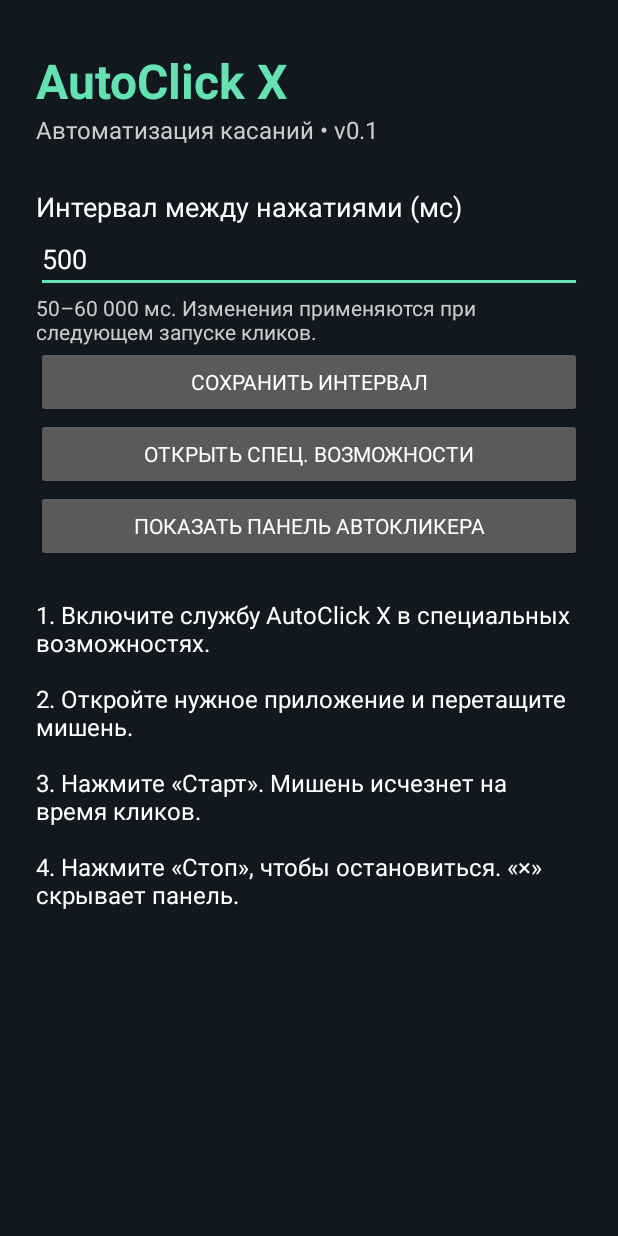
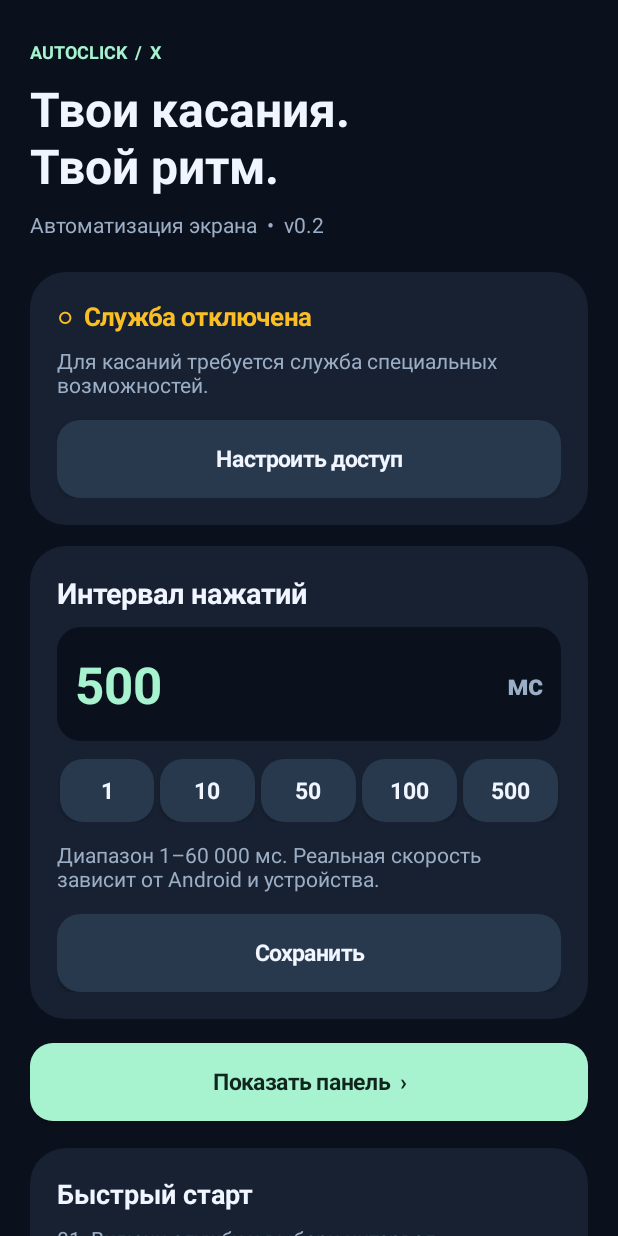
Before and after one commit to Horizongit228/autokliker, an Android app: the screen it shows after launch (MainActivity), on a phone screen of 412 x 824 dp. Run offline under Robolectric (Android 15) with nearby library versions, the phone set to English and light mode, and no system bars.

Commit message:
AutoClick X 0.2: 1 ms interval and redesigned UI

```diff
--- a/app/build.gradle
+++ b/app/build.gradle
@@ -6,8 +6,8 @@ android {
   applicationId 'com.autoclickx.app'
   minSdk 24
   targetSdk 34
-  versionCode 1
-  versionName '0.1'
+  versionCode 2
+  versionName '0.2'
  }
  compileOptions { sourceCompatibility JavaVersion.VERSION_17; targetCompatibility JavaVersion.VERSION_17 }
 }
--- a/app/src/main/AndroidManifest.xml
+++ b/app/src/main/AndroidManifest.xml
@@ -1,5 +1,5 @@
 <manifest xmlns:android="http://schemas.android.com/apk/res/android">
- <application android:label="AutoClick X" android:theme="@style/AppTheme" android:allowBackup="false" android:supportsRtl="true">
+ <application android:label="AutoClick X" android:icon="@drawable/ic_launcher" android:theme="@style/AppTheme" android:allowBackup="false" android:supportsRtl="true">
   <activity android:name=".MainActivity" android:exported="true">
    <intent-filter><action android:name="android.intent.action.MAIN"/><category android:name="android.intent.category.LAUNCHER"/></intent-filter>
   </activity>
--- a/app/src/main/java/com/autoclickx/app/MainActivity.java
+++ b/app/src/main/java/com/autoclickx/app/MainActivity.java
@@ -2,28 +2,43 @@ package com.autoclickx.app;
 import android.app.Activity;
 import android.os.Bundle;
 import android.content.Intent;
-import android.graphics.Color;
+import android.content.res.ColorStateList;
 import android.graphics.Typeface;
+import android.graphics.drawable.GradientDrawable;
+import android.graphics.drawable.RippleDrawable;
 import android.provider.Settings;
 import android.text.InputType;
+import android.text.TextWatcher;
+import android.text.Editable;
+import android.view.Gravity;
+import android.view.View;
 import android.widget.*;
 public class MainActivity extends Activity {
- private EditText interval;
+ private static final int BG=0xff0b111c,CARD=0xff172131,FG=0xfff0f5ff,MUTED=0xff9caec5,MINT=0xffa7f3d0,INK=0xff10251d;
+ private EditText interval; private TextView status,rate; private Button show;
  private int dp(float v){return Math.round(v*getResources().getDisplayMetrics().density);}
- private TextView text(String s,int size,int color){TextView t=new TextView(this);t.setText(s);t.setTextSize(size);t.setTextColor(color);return t;}
- @Override public void onCreate(Bundle state){
-  super.onCreate(state);
-  ScrollView scroll=new ScrollView(this);
-  LinearLayout root=new LinearLayout(this);root.setOrientation(1);root.setPadding(dp(24),dp(32),dp(24),dp(24));root.setBackgroundColor(0xff111820);scroll.addView(root);setContentView(scroll);
-  TextView title=text("AutoClick X",32,0xff65e2b1);title.setTypeface(null,Typeface.BOLD);root.addView(title);
-  root.addView(text("Автоматизация касаний • v0.1",16,Color.LTGRAY));
-  TextView label=text("Интервал между нажатиями (мс)",18,Color.WHITE);label.setPadding(0,dp(28),0,0);root.addView(label);
-  interval=new EditText(this);interval.setInputType(InputType.TYPE_CLASS_NUMBER);interval.setSingleLine(true);interval.setText(String.valueOf(getSharedPreferences("settings",MODE_PRIVATE).getInt("interval",500)));root.addView(interval);
-  root.addView(text("50–60 000 мс. Изменения применяются при следующем запуске кликов.",14,Color.LTGRAY));
-  Button save=new Button(this);save.setText("Сохранить интервал");root.addView(save);save.setOnClickListener(v->saveInterval());
-  Button enable=new Button(this);enable.setText("Открыть спец. возможности");root.addView(enable);enable.setOnClickListener(v->{if(saveInterval())startActivity(new Intent(Settings.ACTION_ACCESSIBILITY_SETTINGS));});
-  Button show=new Button(this);show.setText("Показать панель автокликера");root.addView(show);show.setOnClickListener(v->{if(saveInterval()){if(ClickService.instance!=null)ClickService.instance.showOverlay();else Toast.makeText(this,"Сначала включите службу AutoClick X",Toast.LENGTH_LONG).show();}});
-  TextView help=text("1. Включите службу AutoClick X в специальных возможностях.\n\n2. Откройте нужное приложение и перетащите мишень.\n\n3. Нажмите «Старт». Мишень исчезнет на время кликов.\n\n4. Нажмите «Стоп», чтобы остановиться. «×» скрывает панель.",16,Color.WHITE);help.setPadding(0,dp(24),0,0);root.addView(help);
+ private GradientDrawable shape(int color,int radius){GradientDrawable d=new GradientDrawable();d.setColor(color);d.setCornerRadius(dp(radius));return d;}
+ private TextView text(String s,int size,int color,boolean bold){TextView t=new TextView(this);t.setText(s);t.setTextSize(size);t.setTextColor(color);if(bold)t.setTypeface(null,Typeface.BOLD);return t;}
+ private void space(LinearLayout parent,int h){View v=new View(this);parent.addView(v,new LinearLayout.LayoutParams(1,dp(h)));}
+ private LinearLayout card(LinearLayout parent){LinearLayout c=new LinearLayout(this);c.setOrientation(1);c.setPadding(dp(18),dp(18),dp(18),dp(18));c.setBackground(shape(CARD,24));parent.addView(c,new LinearLayout.LayoutParams(-1,-2));return c;}
+ private Button button(String s,int bg,int fg){Button b=new Button(this);b.setText(s);b.setAllCaps(false);b.setTextSize(15);b.setTextColor(fg);b.setTypeface(null,Typeface.BOLD);b.setPadding(dp(6),0,dp(6),0);b.setMinHeight(0);b.setMinimumHeight(0);b.setMinWidth(0);b.setMinimumWidth(0);b.setBackground(new RippleDrawable(ColorStateList.valueOf(0x337faaa0),shape(bg,15),null));return b;}
+ private void full(LinearLayout parent,Button b){parent.addView(b,new LinearLayout.LayoutParams(-1,dp(52)));}
+ @Override public void onCreate(Bundle state){super.onCreate(state);getWindow().setStatusBarColor(BG);getWindow().setNavigationBarColor(BG);getWindow().setSoftInputMode(android.view.WindowManager.LayoutParams.SOFT_INPUT_ADJUST_RESIZE);
+  ScrollView scroll=new ScrollView(this);scroll.setFillViewport(true);scroll.setBackgroundColor(BG);LinearLayout root=new LinearLayout(this);root.setOrientation(1);root.setPadding(dp(20),dp(26),dp(20),dp(28));scroll.addView(root);setContentView(scroll);
+  root.addView(text("AUTOCLICK  /  X",12,MINT,true));space(root,8);root.addView(text("Твои касания.\nТвой ритм.",32,FG,true));space(root,8);root.addView(text("Автоматизация экрана  •  v0.2",14,MUTED,false));space(root,22);
+  LinearLayout access=card(root);status=text("",17,MINT,true);access.addView(status);space(access,8);access.addView(text("Для касаний требуется служба специальных возможностей.",14,MUTED,false));space(access,14);
+  Button enable=button("Настроить доступ",0xff28384d,FG);full(access,enable);enable.setOnClickListener(v->startActivity(new Intent(Settings.ACTION_ACCESSIBILITY_SETTINGS)));
+  space(root,14);LinearLayout settings=card(root);settings.addView(text("Интервал нажатий",19,FG,true));space(settings,10);
+  LinearLayout field=new LinearLayout(this);field.setGravity(Gravity.CENTER_VERTICAL);field.setPadding(dp(12),0,dp(12),0);field.setBackground(shape(BG,16));settings.addView(field,new LinearLayout.LayoutParams(-1,dp(76)));
+  interval=new EditText(this);interval.setTextColor(MINT);interval.setTextSize(34);interval.setTypeface(null,Typeface.BOLD);interval.setInputType(InputType.TYPE_CLASS_NUMBER);interval.setSingleLine(true);interval.setBackgroundColor(0x00000000);interval.setPadding(0,0,0,0);interval.setText(String.valueOf(getSharedPreferences("settings",MODE_PRIVATE).getInt("interval",500)));field.addView(interval,new LinearLayout.LayoutParams(0,-1,1));field.addView(text("мс",19,MUTED,true));space(settings,12);
+  LinearLayout presets=new LinearLayout(this);settings.addView(presets);for(int ms:new int[]{1,10,50,100,500}){Button b=button(String.valueOf(ms),0xff28384d,FG);LinearLayout.LayoutParams lp=new LinearLayout.LayoutParams(0,dp(42),1);lp.setMargins(dp(2),0,dp(2),0);presets.addView(b,lp);b.setOnClickListener(v->interval.setText(String.valueOf(ms)));}
+  space(settings,12);rate=text("",14,MUTED,false);settings.addView(rate);interval.addTextChangedListener(new TextWatcher(){public void beforeTextChanged(CharSequence s,int start,int count,int after){}public void onTextChanged(CharSequence s,int start,int before,int count){updateRate();}public void afterTextChanged(Editable e){}});updateRate();
+  space(settings,14);Button save=button("Сохранить",0xff28384d,FG);full(settings,save);save.setOnClickListener(v->{if(saveInterval())Toast.makeText(this,"Сохранено",Toast.LENGTH_SHORT).show();});space(root,16);
+  show=button("Показать панель  ›",MINT,INK);full(root,show);show.setOnClickListener(v->{if(saveInterval()){if(ClickService.instance!=null){ClickService.instance.showOverlay();moveTaskToBack(true);}else Toast.makeText(this,"Включите службу AutoClick X",Toast.LENGTH_LONG).show();}});
+  space(root,18);LinearLayout help=card(root);help.addView(text("Быстрый старт",18,FG,true));space(help,8);help.addView(text("01  Включи службу и выбери интервал.\n\n02  Покажи панель и перемести мишень.\n\n03  ▶ запускает касания, ■ останавливает, × скрывает панель.",14,MUTED,false));
+  root.setFocusableInTouchMode(true);root.requestFocus();
  }
- private boolean saveInterval(){try{int ms=Integer.parseInt(interval.getText().toString().trim());if(ms<50||ms>60000)throw new NumberFormatException();getSharedPreferences("settings",MODE_PRIVATE).edit().putInt("interval",ms).apply();Toast.makeText(this,"Интервал сохранён",Toast.LENGTH_SHORT).show();return true;}catch(NumberFormatException e){interval.setError("Введите число от 50 до 60 000");return false;}}
+ @Override protected void onResume(){super.onResume();if(status!=null){boolean ready=ClickService.instance!=null;status.setText(ready?"●  Служба подключена":"○  Служба отключена");status.setTextColor(ready?MINT:0xfffbbf24);}}
+ private void updateRate(){try{int n=Integer.parseInt(interval.getText().toString());if(n<1||n>60000)throw new NumberFormatException();rate.setText("Диапазон 1–60 000 мс. Реальная скорость зависит от Android и устройства.");}catch(NumberFormatException e){rate.setText("Введите интервал от 1 до 60 000 мс.");}}
+ private boolean saveInterval(){try{int ms=Integer.parseInt(interval.getText().toString().trim());if(ms<1||ms>60000)throw new NumberFormatException();getSharedPreferences("settings",MODE_PRIVATE).edit().putInt("interval",ms).apply();return true;}catch(NumberFormatException e){interval.setError("Введите число от 1 до 60 000");return false;}}
 }
--- /dev/null
+++ b/app/src/main/res/drawable/ic_launcher.xml
@@ -0,0 +1 @@
+<vector xmlns:android="http://schemas.android.com/apk/res/android" android:width="108dp" android:height="108dp" android:viewportWidth="108" android:viewportHeight="108"><path android:fillColor="#0B111C" android:pathData="M0,0H108V108H0Z"/><path android:strokeColor="#A7F3D0" android:strokeWidth="4" android:fillColor="#00000000" android:pathData="M54,22A32,32 0,1 0,54 86A32,32 0,1 0,54 22M54,10V36M54,72V98M10,54H36M72,54H98"/><path android:fillColor="#A7F3D0" android:pathData="M54,46A8,8 0,1 0,54 62A8,8 0,1 0,54 46"/></vector>
--- a/app/src/main/res/values/styles.xml
+++ b/app/src/main/res/values/styles.xml
@@ -1,4 +1,4 @@
 <resources>
-<style name="AppTheme" parent="android:style/Theme.Material.NoActionBar"><item name="android:fontFamily">sans</item><item name="android:colorAccent">#65E2B1</item><item name="android:windowBackground">#111820</item><item name="android:statusBarColor">#111820</item><item name="android:navigationBarColor">#111820</item></style>
+<style name="AppTheme" parent="android:style/Theme.Material.NoActionBar"><item name="android:fontFamily">sans</item><item name="android:colorAccent">#A7F3D0</item><item name="android:windowBackground">#0B111C</item><item name="android:statusBarColor">#0B111C</item><item name="android:navigationBarColor">#0B111C</item></style>
 <string name="service_description">Выполняет касания только после запуска пользователем. Не читает содержимое окон и не отправляет данные в интернет.</string>
 </resources>
```
Also changed, not shown: app/src/main/java/com/autoclickx/app/ClickService.java (+9 -8 lines), 1 other file.
